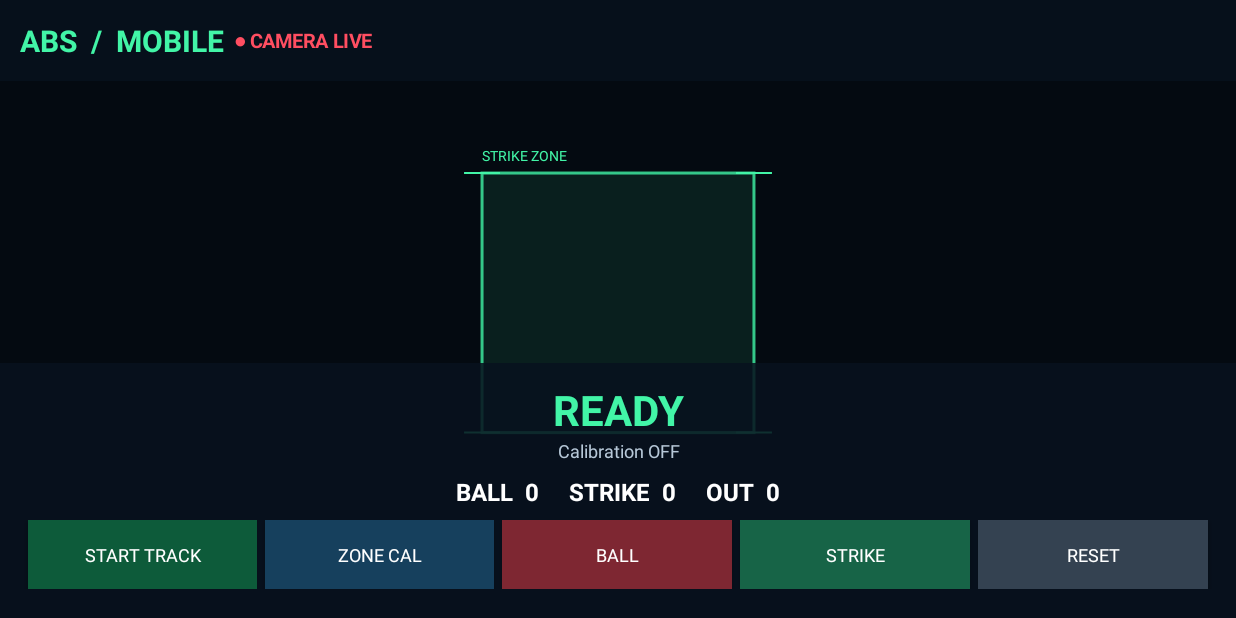
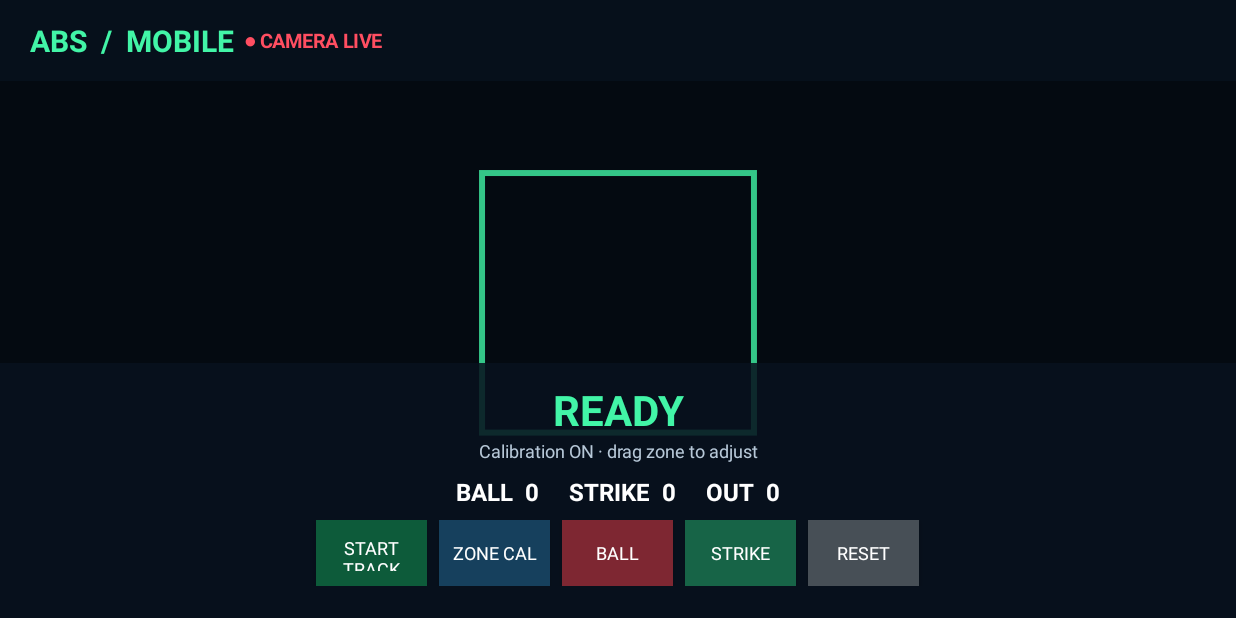
Before and after one commit to cmjh110102-a11y/ABS-Mobile2, an Android app: the screen it shows after launch (MainActivity), after a tap on "ZONE CAL", on a phone screen of 824 x 412 dp (held sideways). Run offline under Robolectric (Android 15) with nearby library versions, the phone set to English and light mode, and no system bars; libraries missing offline, so code that uses them is left out: androidx.camera.core, androidx.camera.lifecycle, androidx.camera.view; 5 statements that could not run were skipped; 2 other taps on this screen came first.

Commit message:
Fix CameraX future handling and add ZoneOverlay calibration support

```diff
--- a/app/src/main/java/com/absmobile/app/MainActivity.java
+++ b/app/src/main/java/com/absmobile/app/MainActivity.java
@@ -1,5 +1,4 @@
 package com.absmobile.app;
-
 
 import android.Manifest;
 import android.content.pm.PackageManager;
@@ -12,6 +11,7 @@ import android.widget.LinearLayout;
 import android.widget.TextView;
 import android.graphics.Color;
 import android.graphics.Typeface;
+
 import androidx.appcompat.app.AppCompatActivity;
 import androidx.camera.core.CameraSelector;
 import androidx.camera.core.Preview;
@@ -19,8 +19,8 @@ import androidx.camera.lifecycle.ProcessCameraProvider;
 import androidx.camera.view.PreviewView;
 import androidx.core.app.ActivityCompat;
 import androidx.core.content.ContextCompat;
-import java.util.concurrent.ExecutionException;
 
+import com.google.common.util.concurrent.ListenableFuture;
 
 public class MainActivity extends AppCompatActivity {
     private static final int CAMERA_PERMISSION = 7;
@@ -30,45 +30,194 @@ public class MainActivity extends AppCompatActivity {
     private boolean tracking = false;
     private int ballCount = 0, strikeCount = 0, outs = 0;
 
+    @Override
+    public void onCreate(Bundle savedInstanceState) {
+        super.onCreate(savedInstanceState);
+        getWindow().getDecorView().setSystemUiVisibility(
+                View.SYSTEM_UI_FLAG_FULLSCREEN
+                        | View.SYSTEM_UI_FLAG_HIDE_NAVIGATION
+                        | View.SYSTEM_UI_FLAG_IMMERSIVE_STICKY);
+        buildUi();
 
-    @Override public void onCreate(Bundle savedInstanceState) {
-        super.onCreate(savedInstanceState);
-        getWindow().getDecorView().setSystemUiVisibility(View.SYSTEM_UI_FLAG_FULLSCREEN | View.SYSTEM_UI_FLAG_HIDE_NAVIGATION | View.SYSTEM_UI_FLAG_IMMERSIVE_STICKY);
-        buildUi();
-        if (ContextCompat.checkSelfPermission(this, Manifest.permission.CAMERA) == PackageManager.PERMISSION_GRANTED) startCamera();
-        else ActivityCompat.requestPermissions(this, new String[]{Manifest.permission.CAMERA}, CAMERA_PERMISSION);
+        if (ContextCompat.checkSelfPermission(this, Manifest.permission.CAMERA)
+                == PackageManager.PERMISSION_GRANTED) {
+            startCamera();
+        } else {
+            ActivityCompat.requestPermissions(this,
+                    new String[]{Manifest.permission.CAMERA}, CAMERA_PERMISSION);
+        }
     }
+
     private void buildUi() {
-        FrameLayout root = new FrameLayout(this); root.setBackgroundColor(Color.rgb(4,10,17));
-        previewView = new PreviewView(this); previewView.setScaleType(PreviewView.ScaleType.FILL_CENTER);
-        root.addView(previewView, new FrameLayout.LayoutParams(-1,-1));
-        zoneOverlay = new ZoneOverlay(this); root.addView(zoneOverlay, new FrameLayout.LayoutParams(-1,-1));
-        LinearLayout top = new LinearLayout(this); top.setOrientation(LinearLayout.HORIZONTAL); top.setGravity(Gravity.CENTER_VERTICAL); top.setPadding(20,12,20,12); top.setBackgroundColor(0xCC07121E);
-        TextView brand = text("ABS  /  MOBILE",20,0xFF42F5A7,true); top.addView(brand);
-        TextView live = text("  ● CAMERA LIVE",13,0xFFFF4E61,true); top.addView(live);
-        FrameLayout.LayoutParams tp = new FrameLayout.LayoutParams(-1,dp(54),Gravity.TOP); root.addView(top,tp);
-        LinearLayout panel = new LinearLayout(this); panel.setOrientation(LinearLayout.VERTICAL); panel.setPadding(dp(16),dp(12),dp(16),dp(12)); panel.setBackgroundColor(0xDD07121E);
-        decision = text("READY",28,0xFF42F5A7,true); decision.setGravity(Gravity.CENTER); panel.addView(decision);
-        status = text("Zone setup  ·  drag the green zone to position",12,0xFFB7C8D8,false); status.setGravity(Gravity.CENTER); panel.addView(status);
-        LinearLayout counts = new LinearLayout(this); counts.setGravity(Gravity.CENTER); counts.setPadding(0,dp(8),0,dp(8));
-        counts.addView(text("BALL  " + ballCount + "     STRIKE  " + strikeCount + "     OUT  " + outs,16,Color.WHITE,true)); panel.addView(counts);
-        LinearLayout buttons = new LinearLayout(this); buttons.setGravity(Gravity.CENTER); buttons.setOrientation(LinearLayout.HORIZONTAL);
-        Button start = button("START TRACK",0xFF0D5B3A); Button calibrate = button("ZONE CAL",0xFF16405D); Button ball = button("BALL",0xFF7E2732); Button strike = button("STRIKE",0xFF176447); Button reset = button("RESET",0xFF344251);
-        start.setOnClickListener(v->{ tracking=!tracking; start.setText(tracking?"STOP TRACK":"START TRACK"); status.setText(tracking?"Tracking mode ON · AI detector not installed in prototype":"Prototype · camera + zone overlay active"); });
-        calibrate.setOnClickListener(v->{ zoneOverlay.setCalibration(!zoneOverlay.calibration); status.setText(zoneOverlay.calibration?"Calibration ON · drag zone to adjust":"Calibration OFF"); });
-        ball.setOnClickListener(v->{ballCount++; if(ballCount>=4){ballCount=0;strikeCount=0;} updateCount(); showDecision("BALL",0xFFFF6874);});
-        strike.setOnClickListener(v->{strikeCount++; if(strikeCount>=3){strikeCount=0;ballCount=0;outs=Math.min(3,outs+1);} updateCount(); showDecision("STRIKE",0xFF42F5A7);});
-        reset.setOnClickListener(v->{ballCount=0;strikeCount=0;outs=0; updateCount(); decision.setText("READY"); decision.setTextColor(0xFF42F5A7);});
-        for(Button b:new Button[]{start,calibrate,ball,strike,reset}){buttons.addView(b);}
+        FrameLayout root = new FrameLayout(this);
+        root.setBackgroundColor(Color.rgb(4, 10, 17));
+
+        previewView = new PreviewView(this);
+        previewView.setScaleType(PreviewView.ScaleType.FILL_CENTER);
+        root.addView(previewView, new FrameLayout.LayoutParams(-1, -1));
+
+        zoneOverlay = new ZoneOverlay(this);
+        root.addView(zoneOverlay, new FrameLayout.LayoutParams(-1, -1));
+
+        LinearLayout top = new LinearLayout(this);
+        top.setOrientation(LinearLayout.HORIZONTAL);
+        top.setGravity(Gravity.CENTER_VERTICAL);
+        top.setPadding(dp(20), dp(12), dp(20), dp(12));
+        top.setBackgroundColor(0xCC07121E);
+        top.addView(text("ABS  /  MOBILE", 20, 0xFF42F5A7, true));
+        top.addView(text("  ● CAMERA LIVE", 13, 0xFFFF4E61, true));
+        root.addView(top, new FrameLayout.LayoutParams(-1, dp(54), Gravity.TOP));
+
+        LinearLayout panel = new LinearLayout(this);
+        panel.setOrientation(LinearLayout.VERTICAL);
+        panel.setPadding(dp(16), dp(12), dp(16), dp(12));
+        panel.setBackgroundColor(0xDD07121E);
+
+        decision = text("READY", 28, 0xFF42F5A7, true);
+        decision.setGravity(Gravity.CENTER);
+        panel.addView(decision);
+
+        status = text("Zone setup  ·  drag the green zone to position",
+                12, 0xFFB7C8D8, false);
+        status.setGravity(Gravity.CENTER);
+        panel.addView(status);
+
+        LinearLayout counts = new LinearLayout(this);
+        counts.setGravity(Gravity.CENTER);
+        counts.setPadding(0, dp(8), 0, dp(8));
+        counts.addView(text("BALL  " + ballCount
+                + "     STRIKE  " + strikeCount
+                + "     OUT  " + outs, 16, Color.WHITE, true));
+        panel.addView(counts);
+
+        LinearLayout buttons = new LinearLayout(this);
+        buttons.setGravity(Gravity.CENTER);
+        buttons.setOrientation(LinearLayout.HORIZONTAL);
+
+        Button start = button("START TRACK", 0xFF0D5B3A);
+        Button calibrate = button("ZONE CAL", 0xFF16405D);
+        Button ball = button("BALL", 0xFF7E2732);
+        Button strike = button("STRIKE", 0xFF176447);
+        Button reset = button("RESET", 0xFF474F56);
+
+        start.setOnClickListener(v -> {
+            tracking = !tracking;
+            start.setText(tracking ? "STOP TRACK" : "START TRACK");
+            status.setText(tracking
+                    ? "Tracking mode ON · AI detector not installed in prototype"
+                    : "Tracking mode OFF");
+        });
+
+        calibrate.setOnClickListener(v -> {
+            zoneOverlay.setCalibration(!zoneOverlay.calibration);
+            status.setText(zoneOverlay.calibration
+                    ? "Calibration ON · drag zone to adjust"
+                    : "Calibration OFF");
+        });
+
+        ball.setOnClickListener(v -> {
+            ballCount++;
+            if (ballCount >= 4) {
+                ballCount = 0;
+                strikeCount = 0;
+            }
+            updateCount();
+            showDecision("BALL", 0xFFFF6874);
+        });
+
+        strike.setOnClickListener(v -> {
+            strikeCount++;
+            if (strikeCount >= 3) {
+                strikeCount = 0;
+                ballCount = 0;
+                outs = Math.min(3, outs + 1);
+            }
+            updateCount();
+            showDecision("STRIKE", 0xFF42F5A7);
+        });
+
+        reset.setOnClickListener(v -> {
+            ballCount = 0;
+            strikeCount = 0;
+            outs = 0;
+            updateCount();
+            decision.setText("READY");
+            decision.setTextColor(0xFF42F5A7);
+        });
+
+        for (Button b : new Button[]{start, calibrate, ball, strike, reset}) {
+            buttons.addView(b);
+        }
         panel.addView(buttons);
-        FrameLayout.LayoutParams bp=new FrameLayout.LayoutParams(-1,dp(170),Gravity.BOTTOM); root.addView(panel,bp);
+
+        root.addView(panel, new FrameLayout.LayoutParams(-1, dp(170), Gravity.BOTTOM));
         setContentView(root);
     }
-    private void updateCount(){ status.setText("B " + ballCount + "  /  S " + strikeCount + "  /  O " + outs); }
-    private void showDecision(String s,int c){decision.setText(s);decision.setTextColor(c);}
-    private Button button(String label,int color){Button b=new Button(this);b.setText(label);b.setTextColor(Color.WHITE);b.setTextSize(12);b.setAllCaps(false);b.setBackgroundColor(color);LinearLayout.LayoutParams p=new LinearLayout.LayoutParams(0,dp(46),1);p.setMargins(dp(3),0,dp(3),0);b.setLayoutParams(p);return b;}
-    private TextView text(String s,int size,int color,boolean bold){TextView t=new TextView(this);t.setText(s);t.setTextSize(size);t.setTextColor(color);if(bold)t.setTypeface(Typeface.DEFAULT,Typeface.BOLD);return t;}
-    private int dp(int n){return (int)(n*getResources().getDisplayMetrics().density);}
-    private void startCamera(){try{ProcessCameraProvider provider=ProcessCameraProvider.getInstance(this);provider.addListener(()->{try{ProcessCameraProvider p=provider.get();Preview preview=new Preview.Builder().build();preview.setSurfaceProvider(previewView.getSurfaceProvider());p.unbindAll();p.bindToLifecycle(this,CameraSelector.DEFAULT_BACK_CAMERA,preview);}catch(Exception e){status.setText("Camera error: "+e.getMessage());}},ContextCompat.getMainExecutor(this));}catch(Exception e){status.setText("Camera unavailable");}}
-    @Override public void onRequestPermissionsResult(int requestCode,String[] permissions,int[] results){super.onRequestPermissionsResult(requestCode,permissions,results);if(requestCode==CAMERA_PERMISSION&&results.length>0&&results[0]==PackageManager.PERMISSION_GRANTED)startCamera();else status.setText("Camera permission required");}
+
+    private void updateCount() {
+        status.setText("B " + ballCount + "  /  S " + strikeCount + "  /  O " + outs);
+    }
+
+    private void showDecision(String s, int c) {
+        decision.setText(s);
+        decision.setTextColor(c);
+    }
+
+    private Button button(String label, int color) {
+        Button b = new Button(this);
+        b.setText(label);
+        b.setTextColor(Color.WHITE);
+        b.setTextSize(12);
+        b.setAllCaps(false);
+        b.setBackgroundColor(color);
+        LinearLayout.LayoutParams p = new LinearLayout.LayoutParams(dp(74), dp(44));
+        p.setMargins(dp(4), 0, dp(4), 0);
+        b.setLayoutParams(p);
+        return b;
+    }
+
+    private TextView text(String s, int size, int color, boolean bold) {
+        TextView t = new TextView(this);
+        t.setText(s);
+        t.setTextSize(size);
+        t.setTextColor(color);
+        if (bold) {
+            t.setTypeface(Typeface.DEFAULT, Typeface.BOLD);
+        }
+        return t;
+    }
+
+    private int dp(int n) {
+        return (int) (n * getResources().getDisplayMetrics().density);
+    }
+
+    private void startCamera() {
+        ListenableFuture<ProcessCameraProvider> providerFuture =
+                ProcessCameraProvider.getInstance(this);
+
+        providerFuture.addListener(() -> {
+            try {
+                ProcessCameraProvider provider = providerFuture.get();
+                Preview preview = new Preview.Builder().build();
+                preview.setSurfaceProvider(previewView.getSurfaceProvider());
+                provider.unbindAll();
+                provider.bindToLifecycle(this,
+                        CameraSelector.DEFAULT_BACK_CAMERA,
+                        preview);
+            } catch (Exception e) {
+                status.setText("Camera error: " + e.getMessage());
+            }
+        }, ContextCompat.getMainExecutor(this));
+    }
+
+    @Override
+    public void onRequestPermissionsResult(int requestCode, String[] permissions,
+                                           int[] grantResults) {
+        super.onRequestPermissionsResult(requestCode, permissions, grantResults);
+        if (requestCode == CAMERA_PERMISSION
+                && grantResults.length > 0
+                && grantResults[0] == PackageManager.PERMISSION_GRANTED) {
+            startCamera();
+        }
+    }
 }
--- a/app/src/main/java/com/absmobile/app/ZoneOverlay.java
+++ b/app/src/main/java/com/absmobile/app/ZoneOverlay.java
@@ -1,8 +1,82 @@
 package com.absmobile.app;
-import android.content.Context;import android.view.View;import android.view.MotionEvent;import android.graphics.Canvas;import android.graphics.Paint;import android.graphics.RectF;
+
+import android.content.Context;
+import android.graphics.Canvas;
+import android.graphics.Paint;
+import android.graphics.RectF;
+import android.view.MotionEvent;
+import android.view.View;
+
 public class ZoneOverlay extends View {
- public boolean calibration=false; private Paint p=new Paint(3); private RectF zone=new RectF(0.39f,0.28f,0.61f,0.70f); private float downX,downY; private boolean moving=false;
- public ZoneOverlay(Context c){super(c);setLayerType(View.LAYER_TYPE_SOFTWARE,null);}
- protected void onDraw(Canvas c){super.onDraw(c);float w=getWidth(),h=getHeight();RectF r=new RectF(zone.left*w,zone.top*h,zone.right*w,zone.bottom*h);p.setColor(0xCC42F5A7);p.setStyle(Paint.Style.STROKE);p.setStrokeWidth(calibration?5:3);c.drawRect(r,p);p.setStyle(Paint.Style.FILL);p.setColor(0x1742F5A7);c.drawRect(r,p);p.setColor(0xFF42F5A7);p.setTextSize(28);p.setStrokeWidth(2);c.drawLine(r.left-18,r.top,r.left+18,r.top,p);c.drawLine(r.right-18,r.top,r.right+18,r.top,p);c.drawLine(r.left-18,r.bottom,r.left+18,r.bottom,p);c.drawLine(r.right-18,r.bottom,r.right+18,r.bottom,p);p.setTextSize(14);p.setStyle(Paint.Style.FILL);c.drawText(calibration?"ZONE CALIBRATION":"STRIKE ZONE",r.left,r.top-12,p);if(calibration){p.setTextSize(12);c.drawText("DRAG TO POSITION",r.left,r.bottom+22,p);} }
- public boolean onTouchEvent(MotionEvent e){if(!calibration)return false;float x=e.getX()/getWidth(),y=e.getY()/getHeight();switch(e.getAction()){case MotionEvent.ACTION_DOWN:downX=x;downY=y;moving=zone.contains(x,y);return moving;case MotionEvent.ACTION_MOVE:if(moving){float dx=x-downX,dy=y-downY;float width=zone.width(),height=zone.height();zone.left=Math.max(0,Math.min(1-width,zone.left+dx));zone.top=Math.max(0,Math.min(1-height,zone.top+dy));zone.right=zone.left+width;zone.bottom=zone.top+height;downX=x;downY=y;invalidate();}return true;case MotionEvent.ACTION_UP:moving=false;return true;}return true;}
+    public boolean calibration = false;
+
+    private final Paint paint = new Paint(3);
+    private final RectF zone = new RectF(0.39f, 0.28f, 0.61f, 0.70f);
+    private float downX;
+    private float downY;
+    private boolean moving = false;
+
+    public ZoneOverlay(Context context) {
+        super(context);
+        setLayerType(View.LAYER_TYPE_SOFTWARE, null);
+    }
+
+    public void setCalibration(boolean enabled) {
+        calibration = enabled;
+        invalidate();
+    }
+
+    @Override
+    protected void onDraw(Canvas canvas) {
+        super.onDraw(canvas);
+        float width = getWidth();
+        float height = getHeight();
+        RectF rect = new RectF(
+                zone.left * width,
+                zone.top * height,
+                zone.right * width,
+                zone.bottom * height);
+
+        paint.setColor(0xCC42F5A7);
+        paint.setStyle(Paint.Style.STROKE);
+        paint.setStrokeWidth(6);
+        canvas.drawRect(rect, paint);
+    }
+
+    @Override
+    public boolean onTouchEvent(MotionEvent event) {
+        if (!calibration) {
+            return false;
+        }
+
+        float x = event.getX() / getWidth();
+        float y = event.getY() / getHeight();
+
+        switch (event.getAction()) {
+            case MotionEvent.ACTION_DOWN:
+                downX = x;
+                downY = y;
+                moving = true;
+                break;
+            case MotionEvent.ACTION_MOVE:
+                if (moving) {
+                    float dx = x - downX;
+                    float dy = y - downY;
+                    zone.offset(dx, dy);
+                    zone.left = Math.max(0f, zone.left);
+                    zone.top = Math.max(0f, zone.top);
+                    zone.right = Math.min(1f, zone.right);
+                    zone.bottom = Math.min(1f, zone.bottom);
+                    downX = x;
+                    downY = y;
+                    invalidate();
+                }
+                break;
+            case MotionEvent.ACTION_UP:
+            case MotionEvent.ACTION_CANCEL:
+                moving = false;
+                break;
+        }
+        return true;
+    }
 }
```
